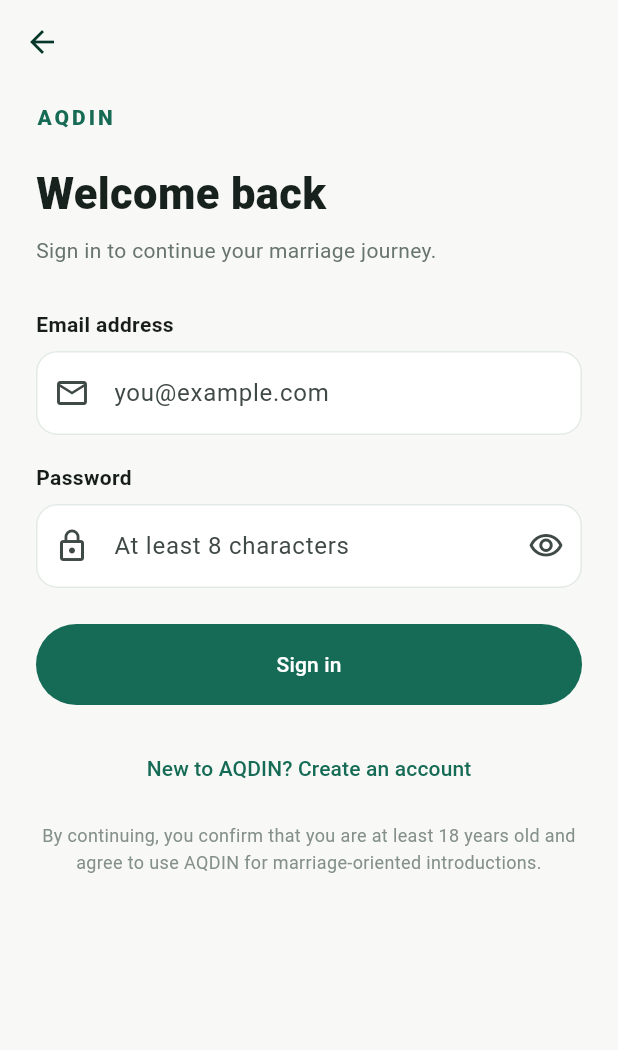
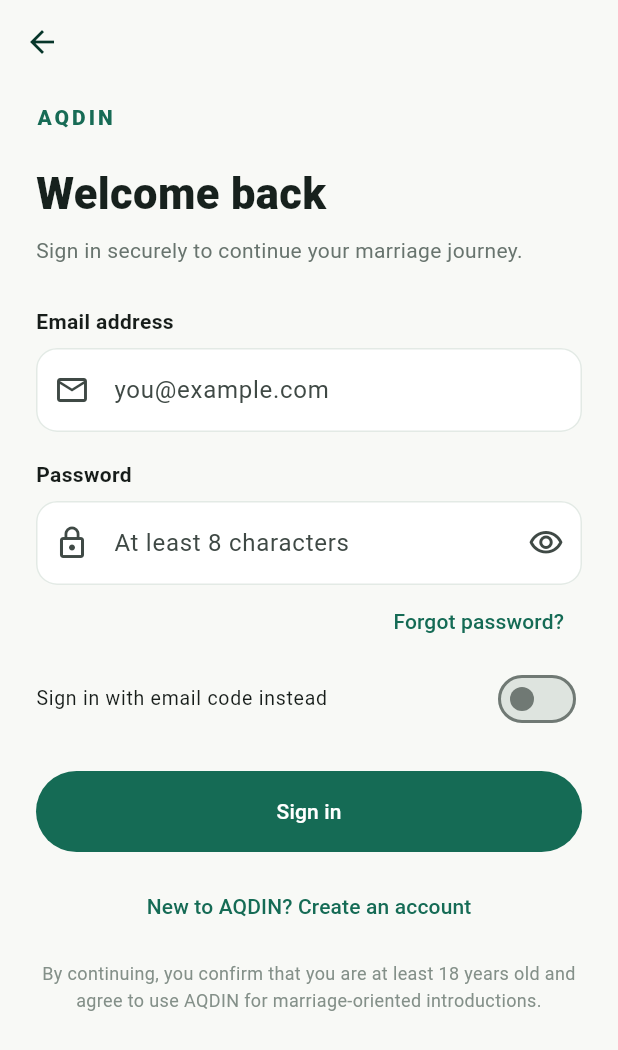
Before and after one commit to TheTechGuyDev/AQDIN, a Flutter app: the AuthPage screen opened directly, on a phone screen of 412 x 824 dp. Shown: the top 1050 px of the screen. Run offline on Flutter 3.47's test engine with Material 3 defaults, Android fonts, the phone set to English and light mode, and no system bars; our stand-ins replace flutter_svg, supabase_flutter; accounts and stored records are empty.

Commit message:
Add email OTP verification and preserve existing password sign-in

```diff
--- a/lib/screens/auth_page.dart
+++ b/lib/screens/auth_page.dart
@@ -4,7 +4,6 @@ import 'package:supabase_flutter/supabase_flutter.dart';
 class AuthPage extends StatefulWidget {
   const AuthPage({super.key, this.initialLogin = false});
   final bool initialLogin;
-
   @override
   State<AuthPage> createState() => _AuthPageState();
 }
@@ -13,220 +12,160 @@ class _AuthPageState extends State<AuthPage> {
   final _key = GlobalKey<FormState>();
   final _email = TextEditingController();
   final _password = TextEditingController();
+  final _otp = TextEditingController();
   late bool _login = widget.initialLogin;
-  bool _busy = false, _obscure = true, _error = false;
+  bool _busy = false, _obscure = true, _awaitingOtp = false, _useEmailCode = false;
   String? _message;
+  bool _error = false;
 
   @override
   void dispose() {
-    _email.dispose();
-    _password.dispose();
-    super.dispose();
+    _email.dispose(); _password.dispose(); _otp.dispose(); super.dispose();
   }
 
   void _returnToApp() {
     if (!mounted) return;
-    // The root AuthState listener now sees the active session and displays
-    // profile setup (or the dashboard) instead of leaving the auth form on top.
     Navigator.of(context).popUntil((route) => route.isFirst);
+  }
+
+  Future<void> _run(Future<void> Function() action) async {
+    setState(() { _busy = true; _message = null; });
+    try { await action(); }
+    on AuthException catch (e) {
+      if (mounted) setState(() { _message = e.message; _error = true; });
+    } catch (e) {
+      if (mounted) setState(() { _message = 'Could not complete this request. Check your connection and try again.'; _error = true; });
+    } finally { if (mounted) setState(() => _busy = false); }
   }
 
   Future<void> _submit() async {
     if (!_key.currentState!.validate()) return;
-    setState(() {
-      _busy = true;
-      _message = null;
+    final auth = Supabase.instance.client.auth;
+    await _run(() async {
+      final email = _email.text.trim();
+      if (_login) {
+        if (_useEmailCode) {
+          await auth.signInWithOtp(email: email, shouldCreateUser: false);
+          if (mounted) setState(() { _awaitingOtp = true; _message = 'A sign-in code has been sent to $email.'; _error = false; });
+        } else {
+          await auth.signInWithPassword(email: email, password: _password.text);
+          _returnToApp();
+        }
+      } else {
+        await auth.signUp(email: email, password: _password.text);
+        if (mounted) setState(() { _awaitingOtp = true; _message = 'Enter the verification code sent to $email. Your existing AQDIN account has not been changed.'; _error = false; });
+      }
     });
-    try {
+  }
+
+  Future<void> _verifyCode() async {
+    if (_otp.text.trim().length < 6) {
+      setState(() { _message = 'Enter the 6-digit email code.'; _error = true; });
+      return;
+    }
     final auth = Supabase.instance.client.auth;
-      if (_login) {
-        await auth.signInWithPassword(
+    await _run(() async {
+      await auth.verifyOTP(
         email: _email.text.trim(),
-          password: _password.text,
+        token: _otp.text.trim(),
+        type: _login ? OtpType.email : OtpType.signup,
       );
       _returnToApp();
-      } else {
-        final result = await auth.signUp(
-          email: _email.text.trim(),
-          password: _password.text,
-        );
-        if (result.session != null) {
-          // With email confirmation disabled, Supabase returns a session
-          // immediately. Return to the root router to continue onboarding.
-          _returnToApp();
-        } else if (mounted) {
-          setState(() {
-            _message =
-                'Your account request was received, but no active session was returned. Check the Supabase email-confirmation setting and try signing in.';
-            _error = true;
     });
   }
+
+  Future<void> _resendCode() async {
+    final auth = Supabase.instance.client.auth;
+    await _run(() async {
+      if (_login) {
+        await auth.signInWithOtp(email: _email.text.trim(), shouldCreateUser: false);
+      } else {
+        await auth.resend(type: OtpType.signup, email: _email.text.trim());
       }
-    } on AuthException catch (e) {
-      if (mounted) {
-        setState(() {
-          _message = e.message;
-          _error = true;
+      if (mounted) setState(() { _message = 'A new code has been sent.'; _error = false; });
     });
   }
-    } catch (_) {
-      if (mounted) {
-        setState(() {
-          _message = 'Something went wrong. Please try again.';
-          _error = true;
+
+  Future<void> _forgotPassword() async {
+    if (_email.text.trim().isEmpty) {
+      setState(() { _message = 'Enter your email address first.'; _error = true; });
+      return;
+    }
+    await _run(() async {
+      await Supabase.instance.client.auth.resetPasswordForEmail(_email.text.trim());
+      if (mounted) setState(() { _message = 'If the account exists, a password-reset email has been sent.'; _error = false; });
     });
-      }
-    } finally {
-      if (mounted) setState(() => _busy = false);
-    }
   }
 
   @override
   Widget build(BuildContext context) => Scaffold(
     appBar: AppBar(),
-        body: SafeArea(
-          child: ListView(
+    body: SafeArea(child: ListView(
       padding: const EdgeInsets.fromLTRB(24, 12, 24, 32),
       children: [
-              const Text(
-                'AQDIN',
-                style: TextStyle(
-                  color: Color(0xFF176B55),
-                  fontWeight: FontWeight.w800,
-                  letterSpacing: 2,
+        const Text('AQDIN', style: TextStyle(color: Color(0xFF176B55), fontWeight: FontWeight.w800, letterSpacing: 2)),
+        const SizedBox(height: 20),
+        Text(_awaitingOtp ? 'Verify your email' : (_login ? 'Welcome back' : 'Begin with intention'),
+          style: const TextStyle(fontSize: 29, fontWeight: FontWeight.w800, color: Color(0xFF17211D))),
+        const SizedBox(height: 8),
+        Text(_awaitingOtp ? 'Enter the one-time code delivered to your inbox.' :
+          (_login ? 'Sign in securely to continue your marriage journey.' : 'Create your account. Email verification uses a one-time code.'),
+          style: const TextStyle(color: Color(0xFF68746E), height: 1.5)),
+        const SizedBox(height: 26),
+        Form(key: _key, child: Column(crossAxisAlignment: CrossAxisAlignment.stretch, children: [
+          if (!_awaitingOtp) ...[
+            const Text('Email address', style: TextStyle(fontWeight: FontWeight.w600)),
+            const SizedBox(height: 8),
+            TextFormField(controller: _email, enabled: !_busy, keyboardType: TextInputType.emailAddress,
+              autofillHints: const [AutofillHints.email],
+              decoration: const InputDecoration(hintText: 'you@example.com', prefixIcon: Icon(Icons.mail_outline)),
+              validator: (v) => RegExp(r'^[^@\\s]+@[^@\\s]+\\.[^@\\s]+$').hasMatch((v ?? '').trim()) ? null : 'Enter a valid email address'),
+            if (!_login || !_useEmailCode) ...[
+              const SizedBox(height: 18),
+              const Text('Password', style: TextStyle(fontWeight: FontWeight.w600)),
+              const SizedBox(height: 8),
+              TextFormField(controller: _password, enabled: !_busy, obscureText: _obscure,
+                autofillHints: _login ? const [AutofillHints.password] : const [AutofillHints.newPassword],
+                decoration: InputDecoration(hintText: 'At least 8 characters', prefixIcon: const Icon(Icons.lock_outline),
+                  suffixIcon: IconButton(onPressed: () => setState(() => _obscure = !_obscure),
+                    icon: Icon(_obscure ? Icons.visibility_outlined : Icons.visibility_off_outlined))),
+                validator: (v) => (_login || (v ?? '').length >= 8) ? null : 'Use at least 8 characters'),
+            ],
+            if (_login) ...[
+              Align(alignment: Alignment.centerRight, child: TextButton(onPressed: _busy ? null : _forgotPassword, child: const Text('Forgot password?'))),
+              SwitchListTile(contentPadding: EdgeInsets.zero, value: _useEmailCode,
+                onChanged: _busy ? null : (v) => setState(() => _useEmailCode = v),
+                title: const Text('Sign in with email code instead', style: TextStyle(fontSize: 13))),
+            ],
+          ] else ...[
+            TextFormField(controller: _otp, autofocus: true, enabled: !_busy,
+              keyboardType: TextInputType.number, maxLength: 8,
+              decoration: const InputDecoration(labelText: 'Email verification code', hintText: '123456', prefixIcon: Icon(Icons.verified_outlined)),
             ),
-              ),
+            TextButton(onPressed: _busy ? null : _resendCode, child: const Text('Resend code')),
+          ],
+          if (_message != null) ...[
+            const SizedBox(height: 12),
+            Container(padding: const EdgeInsets.all(12),
+              decoration: BoxDecoration(color: _error ? const Color(0xFFFFEEEE) : const Color(0xFFEAF4EE), borderRadius: BorderRadius.circular(12)),
+              child: Text(_message!, style: TextStyle(color: _error ? Colors.red.shade800 : const Color(0xFF176B55)))),
+          ],
           const SizedBox(height: 20),
-              Text(
-                _login ? 'Welcome back' : 'Begin with intention',
-                style: const TextStyle(
-                  fontSize: 29,
-                  fontWeight: FontWeight.w800,
-                  color: Color(0xFF17211D),
-                ),
-              ),
-              const SizedBox(height: 8),
-              Text(
-                _login
-                    ? 'Sign in to continue your marriage journey.'
-                    : 'Create a private account to begin your journey towards marriage.',
-                style: const TextStyle(
-                  color: Color(0xFF68746E),
-                  height: 1.5,
-                ),
-              ),
-              const SizedBox(height: 28),
-              Form(
-                key: _key,
-                child: Column(
-                  crossAxisAlignment: CrossAxisAlignment.stretch,
-                  children: [
-                    const Text('Email address',
-                        style: TextStyle(fontWeight: FontWeight.w600)),
-                    const SizedBox(height: 8),
-                    TextFormField(
-                      controller: _email,
-                      keyboardType: TextInputType.emailAddress,
-                      autofillHints: const [AutofillHints.email],
-                      decoration: const InputDecoration(
-                        hintText: 'you@example.com',
-                        prefixIcon: Icon(Icons.mail_outline),
-                      ),
-                      validator: (v) =>
-                          RegExp(r'^[^@\s]+@[^@\s]+\.[^@\s]+$')
-                                  .hasMatch((v ?? '').trim())
-                              ? null
-                              : 'Enter a valid email address',
-                    ),
-                    const SizedBox(height: 18),
-                    const Text('Password',
-                        style: TextStyle(fontWeight: FontWeight.w600)),
-                    const SizedBox(height: 8),
-                    TextFormField(
-                      controller: _password,
-                      obscureText: _obscure,
-                      autofillHints: _login
-                          ? const [AutofillHints.password]
-                          : const [AutofillHints.newPassword],
-                      decoration: InputDecoration(
-                        hintText: 'At least 8 characters',
-                        prefixIcon: const Icon(Icons.lock_outline),
-                        suffixIcon: IconButton(
-                          onPressed: () =>
-                              setState(() => _obscure = !_obscure),
-                          icon: Icon(_obscure
-                              ? Icons.visibility_outlined
-                              : Icons.visibility_off_outlined),
-                        ),
-                      ),
-                      validator: (v) => (v ?? '').length >= 8
-                          ? null
-                          : 'Use at least 8 characters',
-                    ),
-                    if (_message != null) ...[
-                      const SizedBox(height: 16),
-                      Container(
-                        padding: const EdgeInsets.all(12),
-                        decoration: BoxDecoration(
-                          color: _error
-                              ? const Color(0xFFFFEEEE)
-                              : const Color(0xFFEAF4EE),
-                          borderRadius: BorderRadius.circular(12),
-                        ),
-                        child: Text(
-                          _message!,
-                          style: TextStyle(
-                            color: _error
-                                ? Colors.red.shade800
-                                : const Color(0xFF176B55),
-                          ),
-                        ),
-                      ),
+          SizedBox(height: 54, child: FilledButton(
+            onPressed: _busy ? null : (_awaitingOtp ? _verifyCode : _submit),
+            child: _busy ? const SizedBox(width: 20, height: 20, child: CircularProgressIndicator(strokeWidth: 2, color: Colors.white))
+              : Text(_awaitingOtp ? 'Verify and continue' : (_login ? 'Sign in' : 'Create account')))),
+          const SizedBox(height: 12),
+          TextButton(onPressed: _busy ? null : () => setState(() {
+            _login = !_login; _awaitingOtp = false; _useEmailCode = false; _message = null; _otp.clear();
+          }), child: Text(_login ? 'New to AQDIN? Create an account' : 'Already registered? Sign in')),
+          if (_awaitingOtp) TextButton(onPressed: _busy ? null : () => setState(() { _awaitingOtp = false; _otp.clear(); _message = null; }),
+            child: const Text('Change email address')),
+          const SizedBox(height: 12),
+          const Text('By continuing, you confirm that you are at least 18 years old and agree to use AQDIN for marriage-oriented introductions.',
+            textAlign: TextAlign.center, style: TextStyle(fontSize: 12, height: 1.5, color: Color(0xFF849089))),
+        ])),
       ],
-                    const SizedBox(height: 24),
-                    SizedBox(
-                      height: 54,
-                      child: FilledButton(
-                        onPressed: _busy ? null : _submit,
-                        child: _busy
-                            ? const SizedBox(
-                                height: 20,
-                                width: 20,
-                                child: CircularProgressIndicator(
-                                  strokeWidth: 2,
-                                  color: Colors.white,
-                                ),
-                              )
-                            : Text(_login ? 'Sign in' : 'Create account'),
-                      ),
-                    ),
-                    const SizedBox(height: 18),
-                    TextButton(
-                      onPressed: _busy
-                          ? null
-                          : () => setState(() {
-                                _login = !_login;
-                                _message = null;
-                              }),
-                      child: Text(_login
-                          ? 'New to AQDIN? Create an account'
-                          : 'Already registered? Sign in'),
-                    ),
-                    const SizedBox(height: 12),
-                    const Text(
-                      'By continuing, you confirm that you are at least 18 years old and agree to use AQDIN for marriage-oriented introductions.',
-                      textAlign: TextAlign.center,
-                      style: TextStyle(
-                        fontSize: 12,
-                        height: 1.5,
-                        color: Color(0xFF849089),
-                      ),
-                    ),
-                  ],
-                ),
-              ),
-            ],
-          ),
-        ),
+    )),
   );
 }
```
Lines whose indentation alone changed are shown as unchanged.
